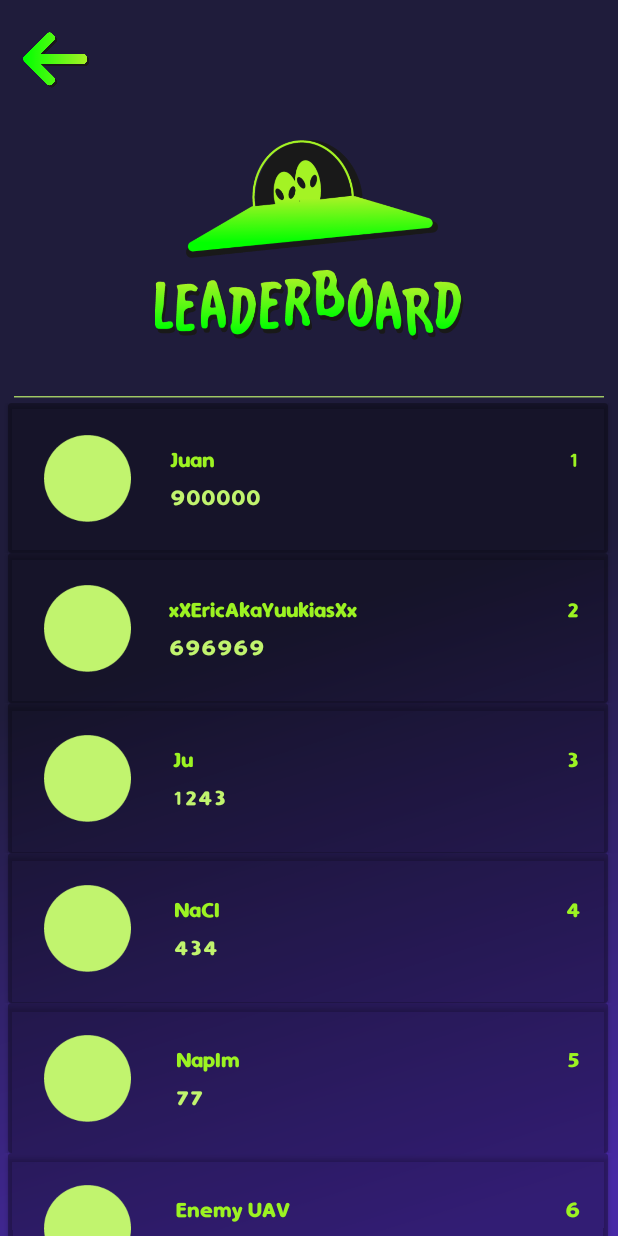
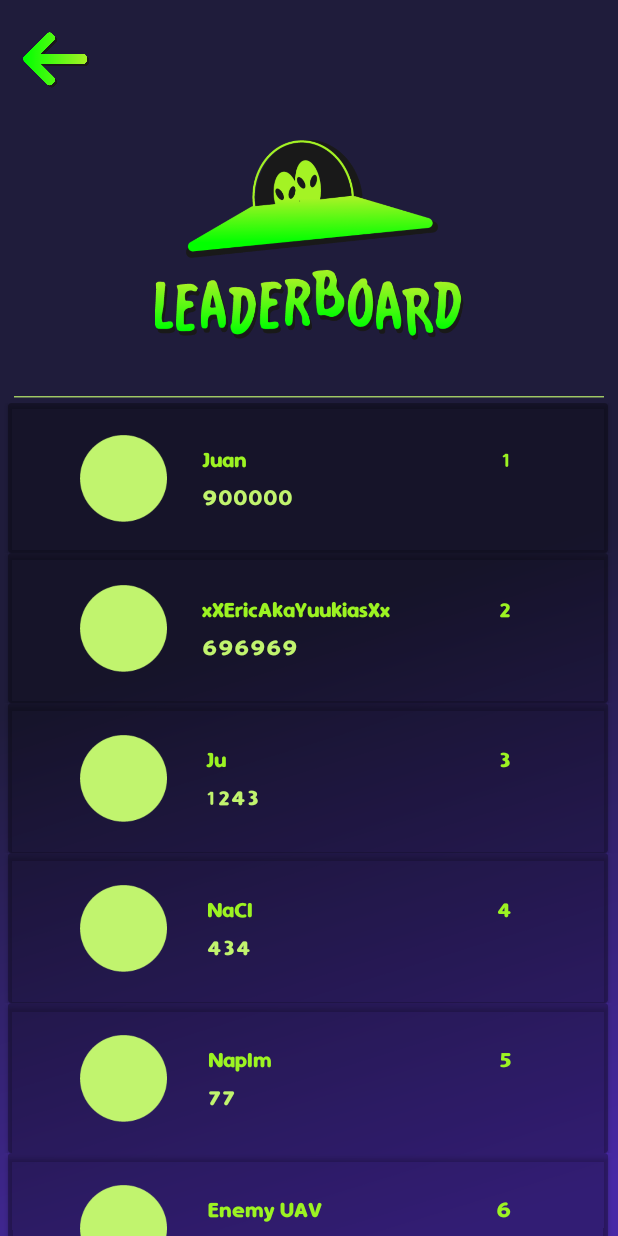
Before and after one commit to TomeuGarcia/Hangman, an Android app: the RankingActivity screen opened directly, with no data from a screen before it, on a phone screen of 412 x 824 dp. Run offline under Robolectric (Android 15) with nearby library versions, the phone set to English and light mode, and no system bars.

Commit message:
Ranking image constraints modified

```diff
--- a/app/src/main/res/layout/item_ranking.xml
+++ b/app/src/main/res/layout/item_ranking.xml
@@ -24,7 +24,7 @@
                 android:id="@+id/leaderboardProfileImage"
                 android:layout_width="58dp"
                 android:layout_height="58dp"
-                android:layout_marginStart="24dp"
+                android:layout_marginStart="48dp"
                 app:layout_constraintBottom_toBottomOf="parent"
                 app:layout_constraintStart_toStartOf="parent"
                 app:layout_constraintTop_toTopOf="parent"
@@ -63,9 +63,10 @@
                 android:id="@+id/leaderboardRank"
                 android:layout_width="wrap_content"
                 android:layout_height="wrap_content"
+                android:layout_marginEnd="48dp"
+                android:fontFamily="@font/simpy_rounded"
                 android:text="TextView"
                 android:textColor="@color/green_strong"
-                android:fontFamily="@font/simpy_rounded"
                 app:layout_constraintBottom_toBottomOf="@+id/leaderboardUsernameText"
                 app:layout_constraintEnd_toEndOf="parent"
                 app:layout_constraintHorizontal_bias="0.953"
```
